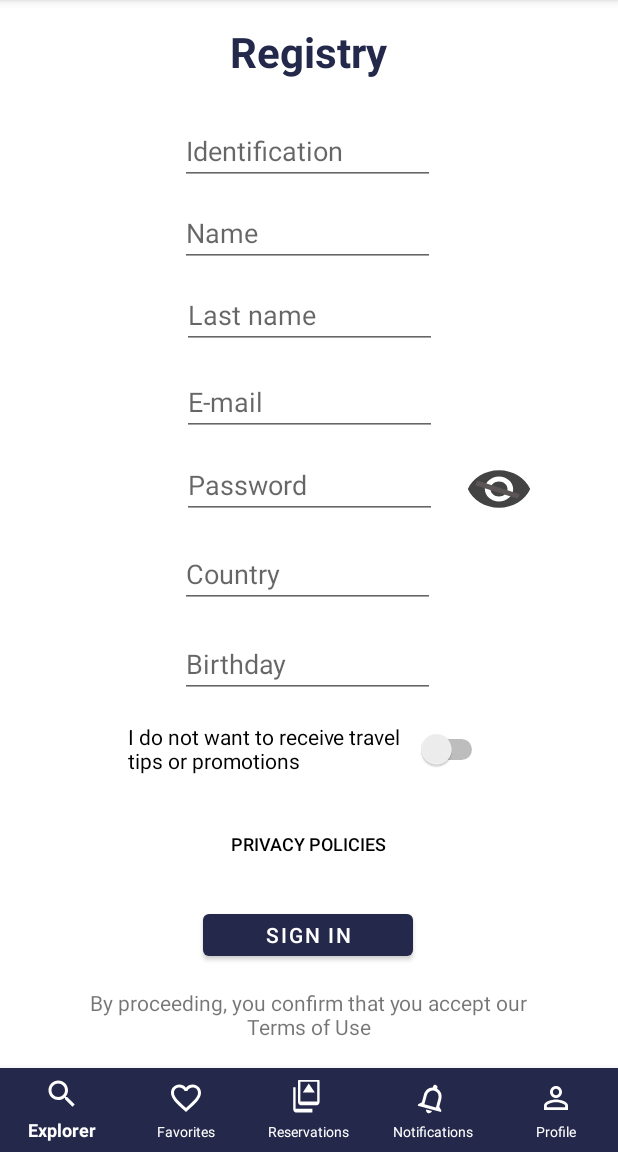
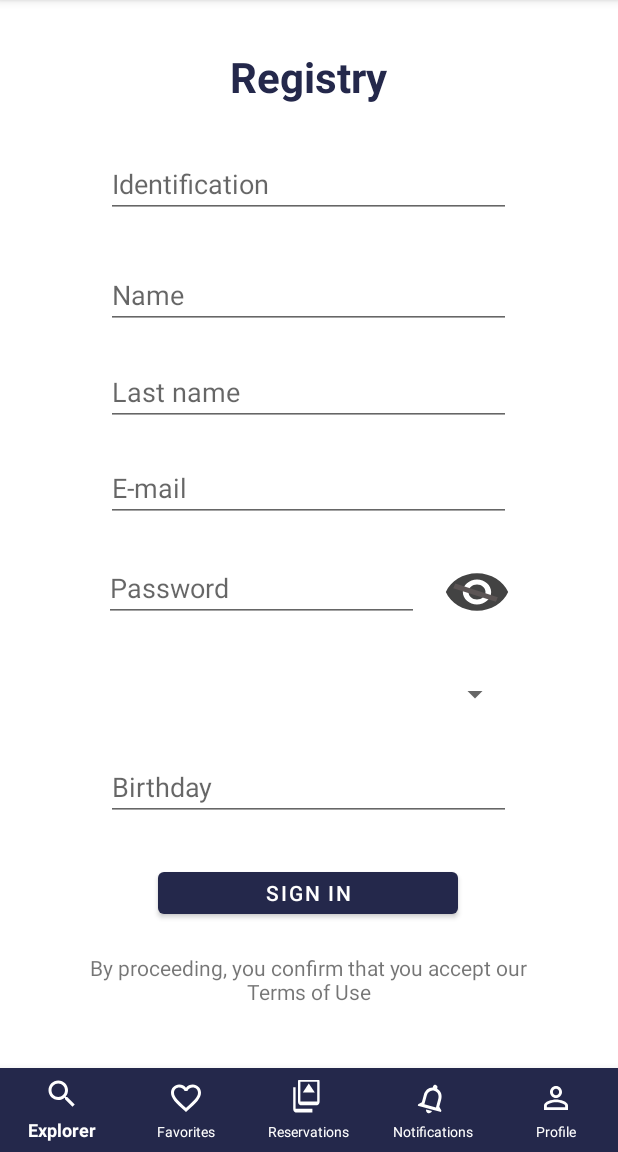
Before and after one commit to DavidVillalobos/tours-mobile, an Android app: the RegisterFragment screen opened through its navigation route, on a phone screen of 412 x 824 dp, the part 84-1236 px from its top. Run offline under Robolectric (Android 15) with nearby library versions, the phone set to English and light mode, and no system bars; our stand-ins replace navigation-ui; 1 statement that could not run was skipped.

Commit message:
Update fragment_register.xml

```diff
--- a/src/app/src/main/res/layout/fragment_register.xml
+++ b/src/app/src/main/res/layout/fragment_register.xml
@@ -9,7 +9,7 @@
 
     <EditText
         android:id="@+id/edit_text_identification"
-        android:layout_width="170dp"
+        android:layout_width="270dp"
         android:layout_height="40dp"
         android:autofillHints=""
         android:ems="10"
@@ -17,29 +17,29 @@
         android:inputType="text"
         app:layout_constraintBottom_toBottomOf="parent"
         app:layout_constraintEnd_toEndOf="parent"
-        app:layout_constraintHorizontal_bias="0.497"
+        app:layout_constraintHorizontal_bias="0.496"
         app:layout_constraintStart_toStartOf="parent"
         app:layout_constraintTop_toTopOf="parent"
-        app:layout_constraintVertical_bias="0.124" />
+        app:layout_constraintVertical_bias="0.157" />
 
     <EditText
-        android:id="@+id/edit_text_password_register"
-        android:layout_width="170dp"
+        android:id="@+id/edit_text_name"
+        android:layout_width="270dp"
         android:layout_height="40dp"
         android:autofillHints=""
         android:ems="10"
-        android:hint="@string/label_password"
-        android:inputType="textPassword"
+        android:hint="@string/label_name"
+        android:inputType="text"
         app:layout_constraintBottom_toBottomOf="parent"
         app:layout_constraintEnd_toEndOf="parent"
-        app:layout_constraintHorizontal_bias="0.502"
+        app:layout_constraintHorizontal_bias="0.496"
         app:layout_constraintStart_toStartOf="parent"
         app:layout_constraintTop_toTopOf="parent"
-        app:layout_constraintVertical_bias="0.455" />
+        app:layout_constraintVertical_bias="0.267" />
 
     <EditText
         android:id="@+id/edit_text_last_name"
-        android:layout_width="170dp"
+        android:layout_width="270dp"
         android:layout_height="40dp"
         android:autofillHints=""
         android:ems="10"
@@ -48,14 +48,45 @@
         android:inputType="text"
         app:layout_constraintBottom_toBottomOf="parent"
         app:layout_constraintEnd_toEndOf="parent"
-        app:layout_constraintHorizontal_bias="0.502"
+        app:layout_constraintHorizontal_bias="0.496"
         app:layout_constraintStart_toStartOf="parent"
         app:layout_constraintTop_toTopOf="parent"
-        app:layout_constraintVertical_bias="0.287" />
+        app:layout_constraintVertical_bias="0.363" />
 
     <EditText
-        android:id="@+id/edit_text_country"
-        android:layout_width="170dp"
+        android:id="@+id/edit_text_email_register"
+        android:layout_width="270dp"
+        android:layout_height="40dp"
+        android:autofillHints=""
+        android:ems="10"
+        android:hint="@string/label_email"
+        android:inputType="textEmailAddress"
+        app:layout_constraintBottom_toBottomOf="parent"
+        app:layout_constraintEnd_toEndOf="parent"
+        app:layout_constraintHorizontal_bias="0.496"
+        app:layout_constraintStart_toStartOf="parent"
+        app:layout_constraintTop_toTopOf="parent"
+        app:layout_constraintVertical_bias="0.458"
+        tools:ignore="TextFields" />
+
+    <EditText
+        android:id="@+id/edit_text_password_register"
+        android:layout_width="210dp"
+        android:layout_height="40dp"
+        android:autofillHints=""
+        android:ems="10"
+        android:hint="@string/label_password"
+        android:inputType="textPassword"
+        app:layout_constraintBottom_toBottomOf="parent"
+        app:layout_constraintEnd_toEndOf="parent"
+        app:layout_constraintHorizontal_bias="0.343"
+        app:layout_constraintStart_toStartOf="parent"
+        app:layout_constraintTop_toTopOf="parent"
+        app:layout_constraintVertical_bias="0.558" />
+
+    <Spinner
+        android:id="@+id/spinner_country"
+        android:layout_width="270dp"
         android:layout_height="40dp"
         android:autofillHints=""
         android:ems="10"
@@ -63,10 +94,58 @@
         android:inputType="text"
         app:layout_constraintBottom_toBottomOf="parent"
         app:layout_constraintEnd_toEndOf="parent"
+        app:layout_constraintHorizontal_bias="0.496"
+        app:layout_constraintStart_toStartOf="parent"
+        app:layout_constraintTop_toTopOf="parent"
+        app:layout_constraintVertical_bias="0.659" />
+
+    <EditText
+        android:id="@+id/edit_text_birthday"
+        android:layout_width="270dp"
+        android:layout_height="40dp"
+        android:autofillHints=""
+        android:clickable="true"
+        android:ems="10"
+        android:focusable="false"
+        android:hint="@string/label_birthday"
+        android:inputType="date"
+        android:maxLines="1"
+        app:layout_constraintBottom_toBottomOf="parent"
+        app:layout_constraintEnd_toEndOf="parent"
+        app:layout_constraintHorizontal_bias="0.496"
+        app:layout_constraintStart_toStartOf="parent"
+        app:layout_constraintTop_toTopOf="parent"
+        app:layout_constraintVertical_bias="0.755"
+        tools:ignore="KeyboardInaccessibleWidget" />
+
+    <Button
+        android:id="@+id/button3"
+        android:layout_width="200dp"
+        android:layout_height="40dp"
+        android:text="@string/label_sign_in"
+        android:textColor="@color/white"
+        app:layout_constraintBottom_toBottomOf="parent"
+        app:layout_constraintEnd_toEndOf="parent"
         app:layout_constraintHorizontal_bias="0.497"
         app:layout_constraintStart_toStartOf="parent"
         app:layout_constraintTop_toTopOf="parent"
-        app:layout_constraintVertical_bias="0.544" />
+        app:layout_constraintVertical_bias="0.856" />
+
+    <ToggleButton
+        android:id="@+id/button_hide_password_register"
+        android:layout_width="45dp"
+        android:layout_height="40dp"
+        android:background="@drawable/button_show_password"
+        android:checked="false"
+        android:text=""
+        android:textOff=""
+        android:textOn=""
+        app:layout_constraintBottom_toBottomOf="parent"
+        app:layout_constraintEnd_toEndOf="parent"
+        app:layout_constraintHorizontal_bias="0.806"
+        app:layout_constraintStart_toStartOf="parent"
+        app:layout_constraintTop_toTopOf="parent"
+        app:layout_constraintVertical_bias="0.558" />
 
     <TextView
         android:id="@+id/text_view_register"
@@ -82,114 +161,8 @@
         app:layout_constraintHorizontal_bias="0.497"
         app:layout_constraintStart_toStartOf="parent"
         app:layout_constraintTop_toTopOf="parent"
-        app:layout_constraintVertical_bias="0.023" />
+        app:layout_constraintVertical_bias="0.048" />
 
-    <EditText
-        android:id="@+id/edit_text_email_register"
-        android:layout_width="170dp"
-        android:layout_height="40dp"
-        android:inputType="textEmailAddress"
-        android:autofillHints=""
-        android:ems="10"
-        android:hint="@string/label_email"
-        app:layout_constraintBottom_toBottomOf="parent"
-        app:layout_constraintEnd_toEndOf="parent"
-        app:layout_constraintHorizontal_bias="0.502"
-        app:layout_constraintStart_toStartOf="parent"
-        app:layout_constraintTop_toTopOf="parent"
-        app:layout_constraintVertical_bias="0.373"
-        tools:ignore="TextFields" />
-
-    <EditText
-        android:id="@+id/edit_text_name"
-        android:layout_width="170dp"
-        android:layout_height="40dp"
-        android:autofillHints=""
-        android:ems="10"
-        android:hint="@string/label_name"
-        android:inputType="text"
-        app:layout_constraintBottom_toBottomOf="parent"
-        app:layout_constraintEnd_toEndOf="parent"
-        app:layout_constraintHorizontal_bias="0.497"
-        app:layout_constraintStart_toStartOf="parent"
-        app:layout_constraintTop_toTopOf="parent"
-        app:layout_constraintVertical_bias="0.205" />
-
-    <Switch
-        android:id="@+id/switch_notifications"
-        android:layout_width="240dp"
-        android:layout_height="40dp"
-        android:text="@string/label_not_notifications"
-        app:layout_constraintBottom_toBottomOf="parent"
-        app:layout_constraintEnd_toEndOf="parent"
-        app:layout_constraintHorizontal_bias="0.495"
-        app:layout_constraintStart_toStartOf="parent"
-        app:layout_constraintTop_toTopOf="parent"
-        app:layout_constraintVertical_bias="0.713"
-        tools:ignore="UseSwitchCompatOrMaterialXml" />
-
-    <EditText
-        android:id="@+id/edit_text_birthday"
-        android:layout_width="170dp"
-        android:layout_height="40dp"
-        android:autofillHints=""
-        android:ems="10"
-        android:hint="@string/label_birthday"
-        android:inputType="date"
-        android:focusable="false"
-        android:clickable="true"
-        android:maxLines="1"
-        app:layout_constraintBottom_toBottomOf="parent"
-        app:layout_constraintEnd_toEndOf="parent"
-        app:layout_constraintHorizontal_bias="0.497"
-        app:layout_constraintStart_toStartOf="parent"
-        app:layout_constraintTop_toTopOf="parent"
-        app:layout_constraintVertical_bias="0.633" />
-
-
-    <Button
-        android:id="@+id/button_privacy_policies"
-        style="?android:attr/borderlessButtonStyle"
-        android:layout_width="240dp"
-        android:layout_height="36dp"
-        android:text="@string/label_privacy"
-        android:textColor="@color/black"
-        android:textSize="12sp"
-        app:layout_constraintBottom_toBottomOf="parent"
-        app:layout_constraintEnd_toEndOf="parent"
-        app:layout_constraintHorizontal_bias="0.498"
-        app:layout_constraintStart_toStartOf="parent"
-        app:layout_constraintTop_toTopOf="parent"
-        app:layout_constraintVertical_bias="0.805" />
-
-    <Button
-        android:id="@+id/button3"
-        android:layout_width="140dp"
-        android:layout_height="40dp"
-        android:text="@string/label_sign_in"
-        android:textColor="@color/white"
-        app:layout_constraintBottom_toBottomOf="parent"
-        app:layout_constraintEnd_toEndOf="parent"
-        app:layout_constraintHorizontal_bias="0.498"
-        app:layout_constraintStart_toStartOf="parent"
-        app:layout_constraintTop_toTopOf="parent"
-        app:layout_constraintVertical_bias="0.898" />
-
-    <ToggleButton
-        android:id="@+id/button_hide_password_register"
-        android:layout_width="45dp"
-        android:layout_height="40dp"
-        android:background="@drawable/button_show_password"
-        android:checked="false"
-        android:text=""
-        android:textOff=""
-        android:textOn=""
-        app:layout_constraintBottom_toBottomOf="parent"
-        app:layout_constraintEnd_toEndOf="parent"
-        app:layout_constraintHorizontal_bias="0.846"
-        app:layout_constraintStart_toStartOf="parent"
-        app:layout_constraintTop_toTopOf="parent"
-        app:layout_constraintVertical_bias="0.455" />
 
     <TextView
         android:id="@+id/text_view_accept_terms"
@@ -202,6 +175,6 @@
         app:layout_constraintHorizontal_bias="0.495"
         app:layout_constraintStart_toStartOf="parent"
         app:layout_constraintTop_toTopOf="parent"
-        app:layout_constraintVertical_bias="0.991" />
+        app:layout_constraintVertical_bias="0.956" />
 
 </androidx.constraintlayout.widget.ConstraintLayout>
```
